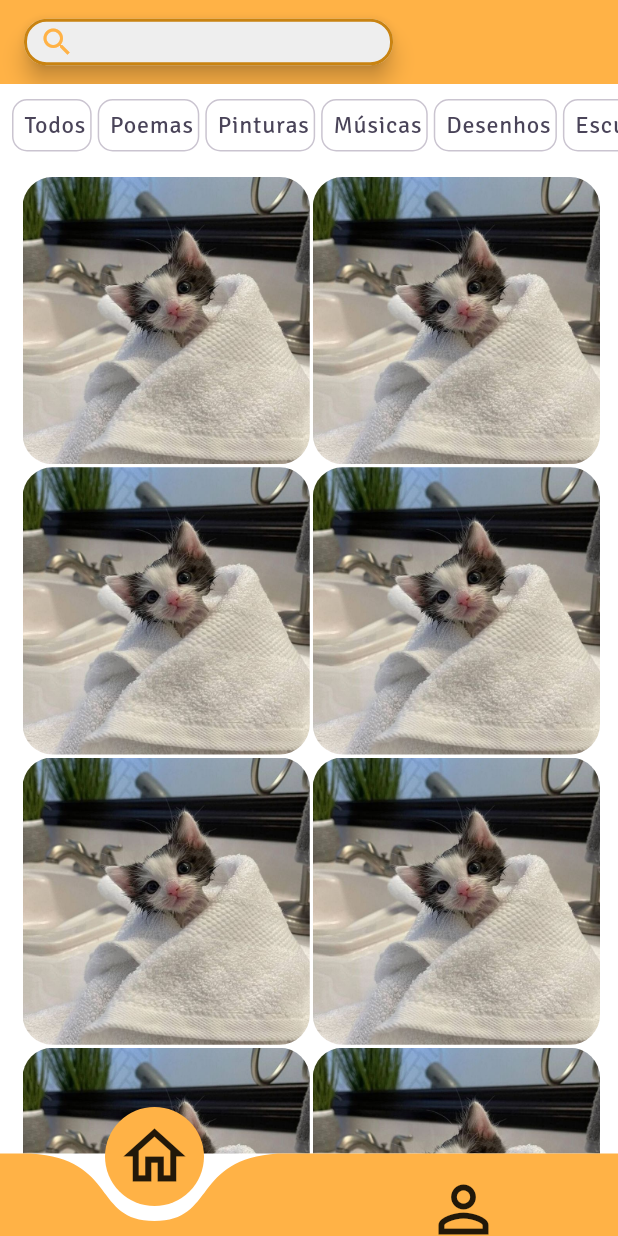
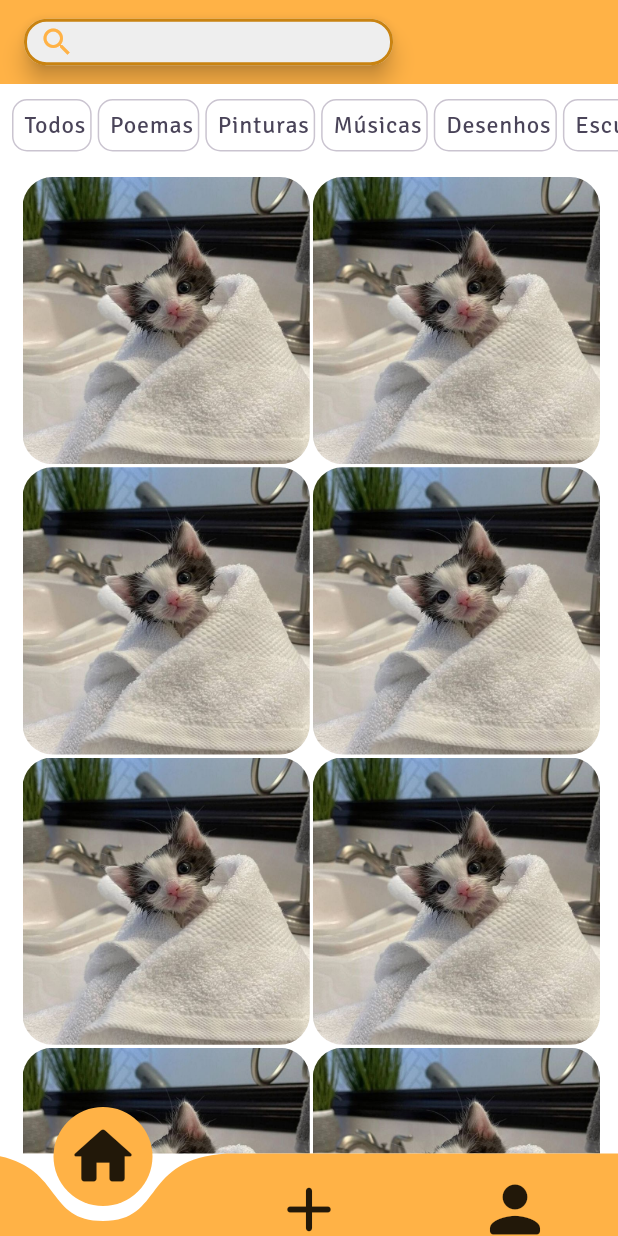
Before and after one commit to ElissonRochaa/MOBILE-25.1-ArtHub, a Flutter app: the TelaComNavbar screen opened by its route, on a phone screen of 412 x 824 dp. Run offline on Flutter 3.47's test engine with Material 3 defaults, Android fonts, the phone set to English and light mode, and no system bars; drawn by our look-alikes of curved_navigation_bar.

Commit message:
feat: adicionada a funcionalidade de criar um post para a navbar

```diff
--- a/lib/widgets/tela_com_navbar.dart
+++ b/lib/widgets/tela_com_navbar.dart
@@ -1,3 +1,4 @@
+import 'package:arthub/pages/tela_criar_publicacao.dart';
 import 'package:arthub/pages/tela_principal.dart';
 import 'package:arthub/pages/tela_proprio_perfil.dart';
 import 'package:arthub/widgets/perfil_pesquisa_widget.dart';
@@ -21,6 +22,7 @@ class _TelaComNavbarState extends State<TelaComNavbar> {
   late int currentPageIndex = 0;
   late final List<Widget> _pages = [
     TelaPrincipal(),
+    TelaCriarPublicacao(),
     TelaProprioPerfil(),
   ];
 
@@ -43,8 +45,9 @@ class _TelaComNavbarState extends State<TelaComNavbar> {
         animationDuration: Duration(milliseconds: 600),
         animationCurve: Curves.easeInOut,
         items: <Widget>[
-          Icon(Icons.home_outlined, size: 50),
-          Icon(Icons.person_outline, size: 50),
+          Icon(Icons.home_rounded, size: 50),
+          Icon(Icons.add_rounded, size:50),
+          Icon(Icons.person_rounded, size: 50),
         ],
         onTap: (index) => {
           setState(() {
```
